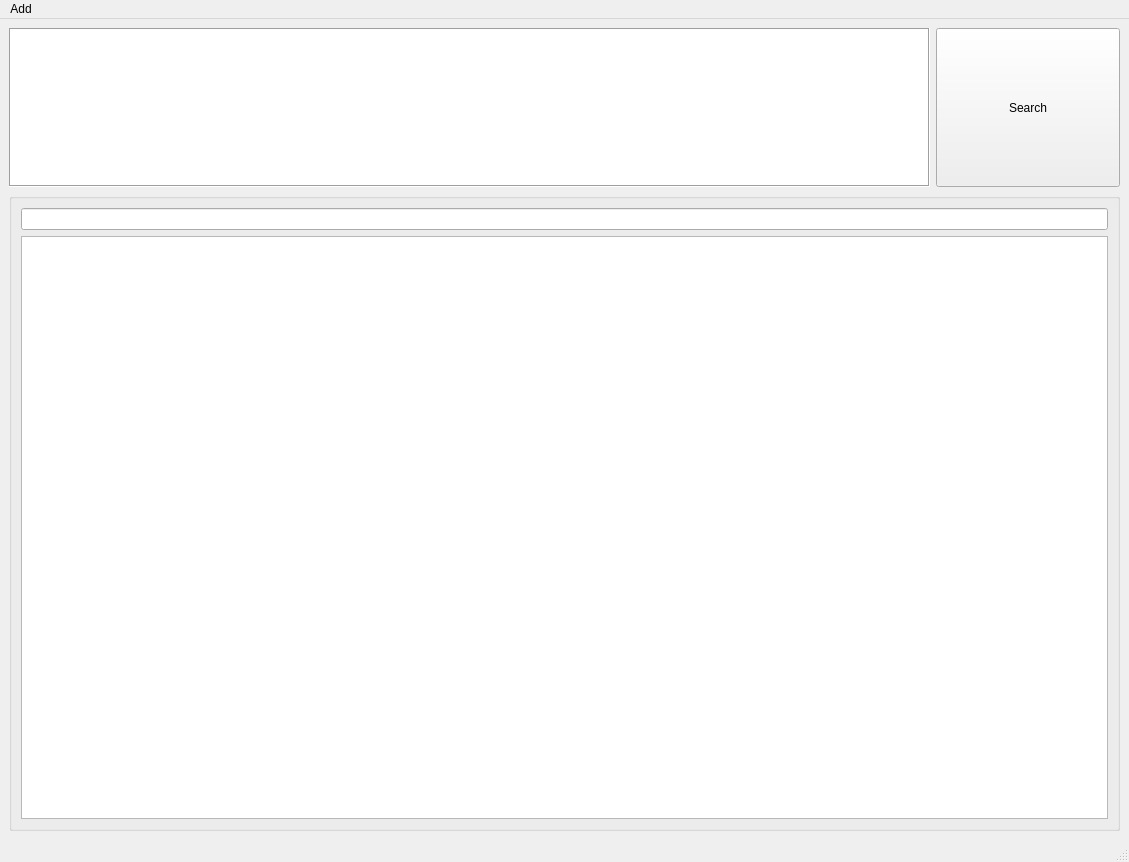
The window that stock_analysis/stock_analysis.ui (EricChenC/stock_analysis) describes before a commit, drawn with Qt 5.
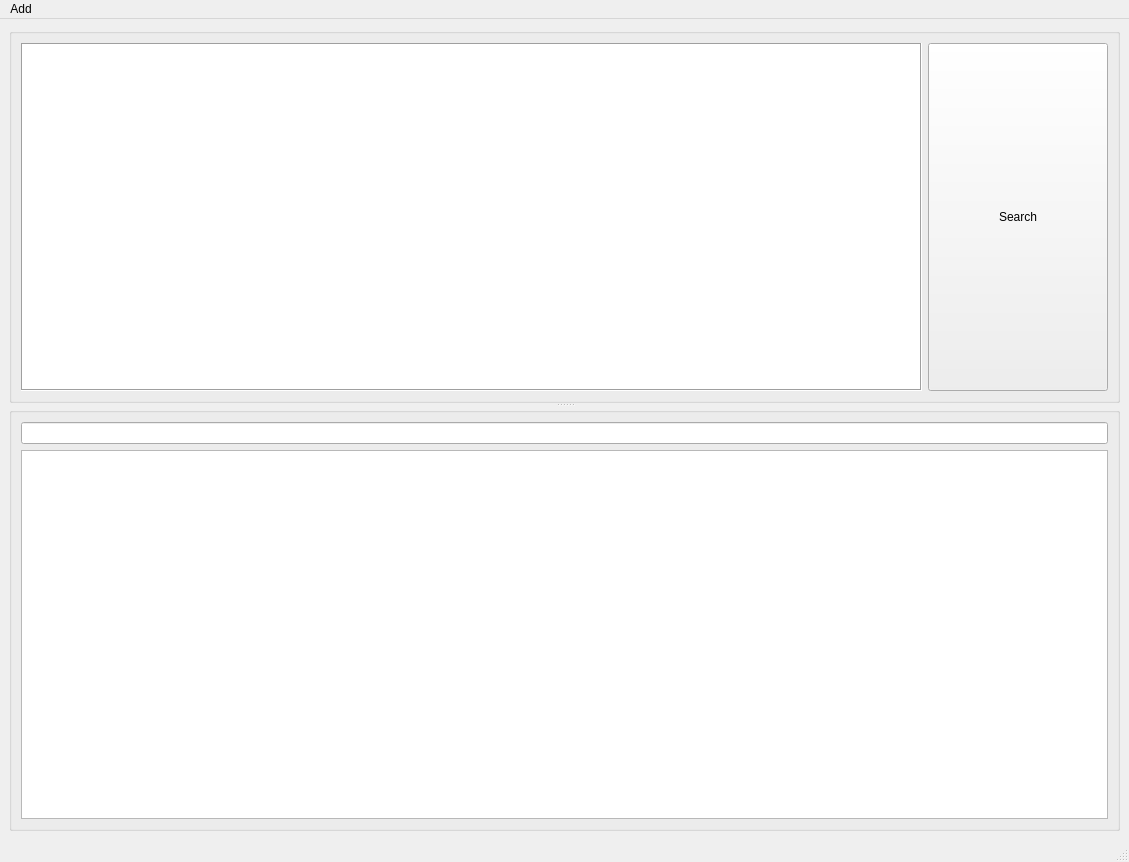
The same window after the commit.

Patch:
```diff
--- a/stock_analysis/stock_analysis.ui
+++ b/stock_analysis/stock_analysis.ui
@@ -14,11 +14,23 @@
    <string>stock analysis</string>
   </property>
   <widget class="QWidget" name="centralwidget">
-   <layout class="QVBoxLayout" name="verticalLayout_5">
+   <layout class="QVBoxLayout" name="verticalLayout_2">
     <item>
-     <layout class="QVBoxLayout" name="verticalLayout_4" stretch="2,8">
-      <item>
-       <layout class="QHBoxLayout" name="horizontalLayout" stretch="10,2">
+     <widget class="QSplitter" name="splitter">
+      <property name="orientation">
+       <enum>Qt::Vertical</enum>
+      </property>
+      <widget class="QGroupBox" name="groupBox_2">
+       <property name="sizePolicy">
+        <sizepolicy hsizetype="Preferred" vsizetype="Expanding">
+         <horstretch>0</horstretch>
+         <verstretch>0</verstretch>
+        </sizepolicy>
+       </property>
+       <property name="title">
+        <string/>
+       </property>
+       <layout class="QHBoxLayout" name="horizontalLayout" stretch="5,1">
         <item>
          <widget class="QTableWidget" name="SearchTableWidget">
           <property name="frameShape">
@@ -55,35 +67,31 @@
          </widget>
         </item>
        </layout>
-      </item>
-      <item>
-       <layout class="QHBoxLayout" name="horizontalLayout_2" stretch="2">
+      </widget>
+      <widget class="QGroupBox" name="groupBox">
+       <property name="sizePolicy">
+        <sizepolicy hsizetype="Preferred" vsizetype="Expanding">
+         <horstretch>0</horstretch>
+         <verstretch>0</verstretch>
+        </sizepolicy>
+       </property>
+       <property name="title">
+        <string/>
+       </property>
+       <layout class="QVBoxLayout" name="verticalLayout">
         <item>
-         <widget class="QGroupBox" name="groupBox">
-          <property name="title">
-           <string/>
+         <widget class="QLineEdit" name="FilterLineEdit"/>
+        </item>
+        <item>
+         <widget class="QListWidget" name="StockListWidget">
+          <property name="modelColumn">
+           <number>0</number>
           </property>
-          <layout class="QVBoxLayout" name="verticalLayout_3">
-           <item>
-            <layout class="QVBoxLayout" name="verticalLayout_2">
-             <item>
-              <widget class="QLineEdit" name="FilterLineEdit"/>
-             </item>
-             <item>
-              <widget class="QListWidget" name="StockListWidget">
-               <property name="modelColumn">
-                <number>0</number>
-               </property>
-              </widget>
-             </item>
-            </layout>
-           </item>
-          </layout>
          </widget>
         </item>
        </layout>
-      </item>
-     </layout>
+      </widget>
+     </widget>
     </item>
    </layout>
   </widget>
```
Left out of the diff: 121 changed lines with no effect on the pictures.
